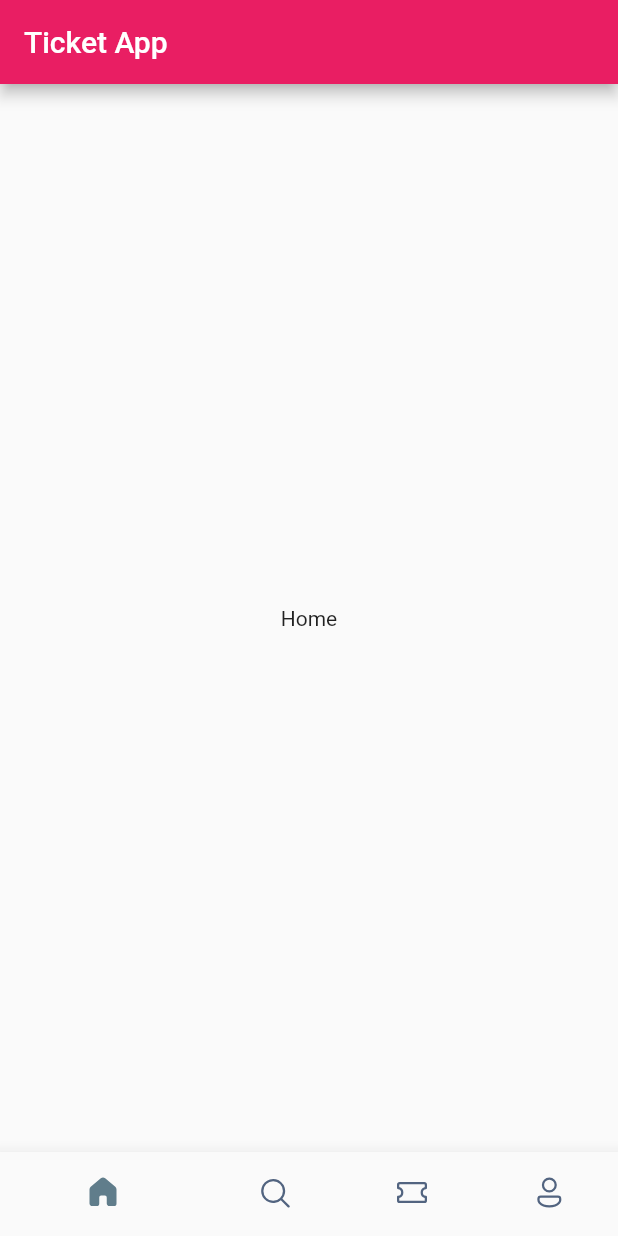
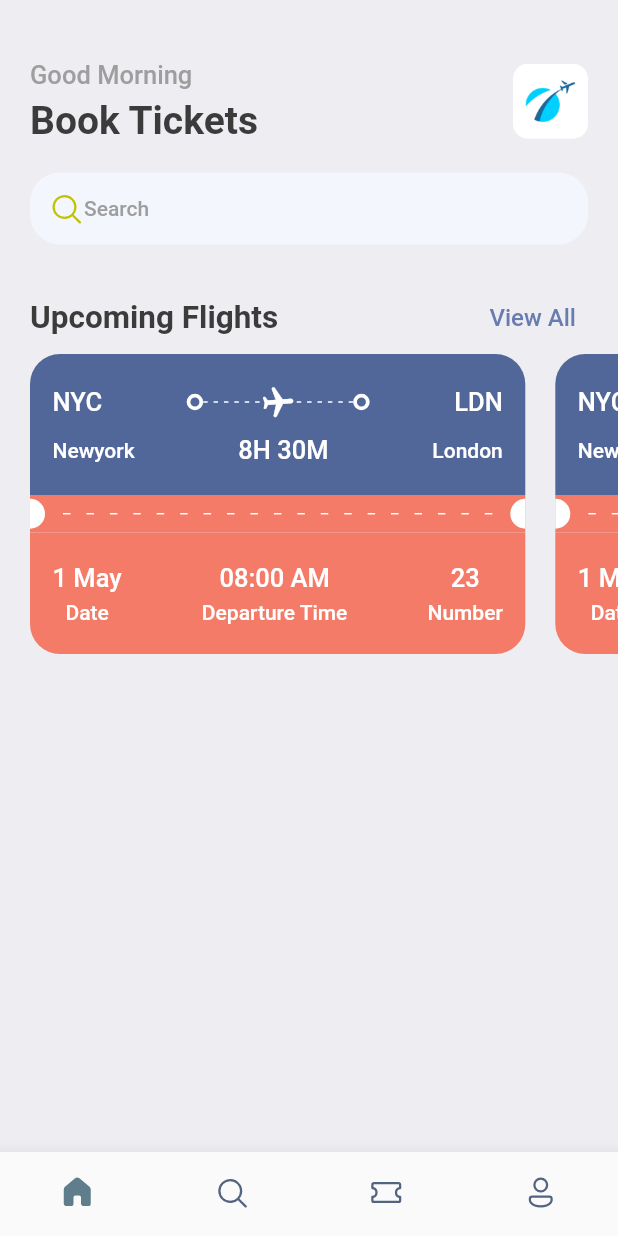
Before and after one commit to Fluttery-Dev/Ticket_App, a Flutter app: the screen it shows after launch, on a phone screen of 412 x 824 dp. Run offline on Flutter 3.47's test engine with Material 2 defaults, Android fonts, the phone set to English and light mode, and no system bars; our stand-ins replace fluentui_icons, gap.

Commit message:
Created ticket widget

```diff
--- a/lib/Screens/bottom_bar.dart
+++ b/lib/Screens/bottom_bar.dart
@@ -1,5 +1,6 @@
 import 'package:fluentui_icons/fluentui_icons.dart';
 import 'package:flutter/material.dart';
+import 'package:ticket_booking/Screens/home_screen.dart';
 
 class BottomBar extends StatefulWidget {
   const BottomBar({super.key});
@@ -26,10 +27,10 @@ class _BottomBarState extends State<BottomBar> {
   @override
   Widget build(BuildContext context) {
     return Scaffold(
-      appBar: AppBar(
-        title: const Text("Ticket App"),
-      ),
-      body: Center(child: _widgetOptions[_selectedIndex]),
+      // appBar: AppBar(
+      //   title: const Text("Ticket App"),
+      // ),
+      body: const HomeScreen(),
       bottomNavigationBar: BottomNavigationBar(
         currentIndex: _selectedIndex,
         onTap: _onItemTapped,
@@ -38,6 +39,7 @@ class _BottomBarState extends State<BottomBar> {
         showSelectedLabels: false,
         selectedItemColor: Colors.blueGrey,
         unselectedItemColor: const Color(0xFF526480),
+        type: BottomNavigationBarType.fixed,
         items: const [
           BottomNavigationBarItem(
             icon: Icon(FluentSystemIcons.ic_fluent_home_regular),
--- /dev/null
+++ b/lib/Screens/home_screen.dart
@@ -0,0 +1,99 @@
+import 'package:fluentui_icons/fluentui_icons.dart';
+import 'package:flutter/material.dart';
+import 'package:ticket_booking/util/app_styles.dart';
+import 'package:gap/gap.dart';
+import 'package:ticket_booking/widgets/ticket_view.dart';
+
+class HomeScreen extends StatelessWidget {
+  const HomeScreen({super.key});
+
+  @override
+  Widget build(BuildContext context) {
+    return Scaffold(
+      backgroundColor: Styles.bgColor,
+      body: ListView(
+        children: [
+          Container(
+            padding: const EdgeInsets.symmetric(horizontal: 20),
+            child: Column(
+              children: [
+                const Gap(40),
+                Row(
+                  mainAxisAlignment: MainAxisAlignment.spaceBetween,
+                  children: [
+                    Column(
+                      crossAxisAlignment: CrossAxisAlignment.start,
+                      children: [
+                        Text(
+                          "Good Morning",
+                          style: Styles.headLineStyle3,
+                        ),
+                        const Gap(5),
+                        Text(
+                          "Book Tickets",
+                          style: Styles.headLineStyle1,
+                        ),
+                      ],
+                    ),
+                    Container(
+                      height: 50,
+                      width: 50,
+                      decoration: BoxDecoration(
+                          borderRadius: BorderRadius.circular(10),
+                          image: const DecorationImage(
+                              fit: BoxFit.cover,
+                              image: AssetImage("assets/images/img_1.png"))),
+                    )
+                  ],
+                ),
+                const Gap(20),
+                Container(
+                  padding: const EdgeInsets.all(12),
+                  decoration: BoxDecoration(
+                      borderRadius: BorderRadius.circular(20),
+                      color: const Color(0xFFF4F6FD)),
+                  child: Row(
+                    children: [
+                      const Icon(
+                        FluentSystemIcons.ic_fluent_search_regular,
+                        color: Color(0xFFBFC205),
+                      ),
+                      Text(
+                        "Search",
+                        style: Styles.headLineStyle4,
+                      ),
+                    ],
+                  ),
+                ),
+                const Gap(25),
+                Row(
+                  mainAxisAlignment: MainAxisAlignment.spaceBetween,
+                  children: [
+                    Text(
+                      "Upcoming Flights",
+                      style: Styles.headLineStyle2,
+                    ),
+                    TextButton(
+                      onPressed: null,
+                      child: Text(
+                        "View All",
+                        style: Styles.textStyle
+                            .copyWith(color: Styles.primaryColor),
+                      ),
+                    )
+                  ],
+                )
+              ],
+            ),
+          ),
+          SingleChildScrollView(
+            scrollDirection: Axis.horizontal,
+            child: Row(
+              children: const [TicketView(), TicketView()],
+            ),
+          )
+        ],
+      ),
+    );
+  }
+}
--- a/lib/main.dart
+++ b/lib/main.dart
@@ -1,5 +1,6 @@
 import 'package:flutter/material.dart';
 import 'package:ticket_booking/Screens/bottom_bar.dart';
+import 'package:ticket_booking/util/app_styles.dart';
 
 void main() {
   runApp(const MyApp());
@@ -11,9 +12,10 @@ class MyApp extends StatelessWidget {
   @override
   Widget build(BuildContext context) {
     return MaterialApp(
+      debugShowCheckedModeBanner: false,
       title: 'Flutter Demo',
       theme: ThemeData(
-        primarySwatch: Colors.pink,
+        primaryColor: primary,
       ),
       home: const BottomBar(),
     );
--- /dev/null
+++ b/lib/util/app_layout.dart
@@ -0,0 +1,5 @@
+import 'package:flutter/widgets.dart';
+
+class AppLayout {
+  static getSize(context) => MediaQuery.of(context).size;
+}
--- /dev/null
+++ b/lib/util/app_styles.dart
@@ -0,0 +1,21 @@
+import 'package:flutter/material.dart';
+
+Color primary = const Color(0xFF687daf);
+
+class Styles {
+  static Color primaryColor = primary;
+  static Color textColor = const Color(0xFF3b3b3b);
+  static Color bgColor = const Color(0xFFeeedf2);
+  static Color blueColor = const Color(0xFF526799);
+  static Color orangeColor = const Color(0xFFF37B67);
+  static TextStyle textStyle =
+      TextStyle(fontSize: 16, color: textColor, fontWeight: FontWeight.w500);
+  static TextStyle headLineStyle1 =
+      TextStyle(fontSize: 26, color: textColor, fontWeight: FontWeight.bold);
+  static TextStyle headLineStyle2 =
+      TextStyle(fontSize: 21, color: textColor, fontWeight: FontWeight.bold);
+  static TextStyle headLineStyle3 = TextStyle(
+      fontSize: 17, color: Colors.grey.shade500, fontWeight: FontWeight.w500);
+  static TextStyle headLineStyle4 = TextStyle(
+      fontSize: 14, color: Colors.grey.shade500, fontWeight: FontWeight.w500);
+}
--- /dev/null
+++ b/lib/widgets/plane_widget.dart
@@ -0,0 +1,64 @@
+import 'package:flutter/material.dart';
+import 'package:ticket_booking/util/app_layout.dart';
+
+class PlaneWidget extends StatelessWidget {
+  const PlaneWidget({super.key});
+
+  @override
+  Widget build(BuildContext context) {
+    final maxWidth = AppLayout.getSize(context).width - 50;
+    return Row(
+      mainAxisSize: MainAxisSize.max,
+      children: [
+        Container(
+          padding: const EdgeInsets.all(3),
+          decoration: BoxDecoration(
+            borderRadius: BorderRadius.circular(20),
+            border: Border.all(width: 2.5, color: Colors.white),
+          ),
+        ),
+        SizedBox(
+          width: 100, //TODO Have to make this Dynamic
+          child: Stack(
+            children: [
+              SizedBox(
+                height: 24,
+                child: Flex(
+                  direction: Axis.horizontal,
+                  mainAxisSize: MainAxisSize.max,
+                  mainAxisAlignment: MainAxisAlignment.spaceBetween,
+                  children: List.generate(
+                    15,
+                    (index) => const SizedBox(
+                      height: 1,
+                      width: 3,
+                      child: DecoratedBox(
+                        decoration: BoxDecoration(color: Colors.white),
+                      ),
+                    ),
+                  ),
+                ),
+              ),
+              Center(
+                child: Transform.rotate(
+                  angle: 1.5,
+                  child: const Icon(
+                    Icons.local_airport_rounded,
+                    color: Colors.white,
+                  ),
+                ),
+              ),
+            ],
+          ),
+        ),
+        Container(
+          padding: const EdgeInsets.all(3),
+          decoration: BoxDecoration(
+            borderRadius: BorderRadius.circular(20),
+            border: Border.all(width: 2.5, color: Colors.white),
+          ),
+        )
+      ],
+    );
+  }
+}
--- /dev/null
+++ b/lib/widgets/ticket_view.dart
@@ -0,0 +1,198 @@
+import 'package:flutter/material.dart';
+import 'package:gap/gap.dart';
+import 'package:ticket_booking/util/app_layout.dart';
+import 'package:ticket_booking/util/app_styles.dart';
+import 'package:ticket_booking/widgets/plane_widget.dart';
+
+class TicketView extends StatelessWidget {
+  const TicketView({super.key});
+
+  @override
+  Widget build(BuildContext context) {
+    final size = AppLayout.getSize(context);
+    return SizedBox(
+      width: size.width * 0.85,
+      height: 200,
+      child: Column(
+        children: [
+          Container(
+            margin: const EdgeInsets.only(left: 20),
+            padding: const EdgeInsets.symmetric(vertical: 20, horizontal: 15),
+            decoration: const BoxDecoration(
+              color: Color(0xFF526799),
+              borderRadius: BorderRadius.only(
+                topLeft: Radius.circular(20),
+                topRight: Radius.circular(20),
+              ),
+            ),
+            child: Column(
+              children: [
+                Flex(
+                  direction: Axis.horizontal,
+                  mainAxisAlignment: MainAxisAlignment.spaceBetween,
+                  children: [
+                    Text(
+                      "NYC",
+                      style:
+                          Styles.headLineStyle3.copyWith(color: Colors.white),
+                    ),
+                    const PlaneWidget(),
+                    Text(
+                      "LDN",
+                      style:
+                          Styles.headLineStyle3.copyWith(color: Colors.white),
+                    ),
+                  ],
+                ),
+                const Gap(10),
+                Row(
+                  mainAxisAlignment: MainAxisAlignment.spaceBetween,
+                  children: [
+                    Text(
+                      "Newyork",
+                      style:
+                          Styles.headLineStyle4.copyWith(color: Colors.white),
+                    ),
+                    Text(
+                      "8H 30M",
+                      style:
+                          Styles.headLineStyle3.copyWith(color: Colors.white),
+                    ),
+                    Text(
+                      "London",
+                      style:
+                          Styles.headLineStyle4.copyWith(color: Colors.white),
+                    ),
+                  ],
+                )
+              ],
+            ),
+          ),
+          Container(
+            margin: const EdgeInsets.only(left: 20),
+            color: const Color(0xFFF37B67),
+            child: Row(
+              mainAxisAlignment: MainAxisAlignment.spaceBetween,
+              children: [
+                const SizedBox(
+                  height: 20,
+                  width: 10,
+                  child: DecoratedBox(
+                    decoration: BoxDecoration(
+                      color: Colors.white,
+                      borderRadius: BorderRadius.only(
+                        topRight: Radius.circular(10),
+                        bottomRight: Radius.circular(10),
+                      ),
+                    ),
+                  ),
+                ),
+                Expanded(
+                  child: Padding(
+                    padding: const EdgeInsets.all(12),
+                    child: LayoutBuilder(
+                      builder: (ctx, constraint) {
+                        return Flex(
+                          mainAxisAlignment: MainAxisAlignment.spaceBetween,
+                          mainAxisSize: MainAxisSize.max,
+                          direction: Axis.horizontal,
+                          children: List.generate(
+                            (constraint.constrainWidth() / 15).floor(),
+                            (index) => const SizedBox(
+                              height: 1,
+                              width: 5,
+                              child: DecoratedBox(
+                                  decoration:
+                                      BoxDecoration(color: Colors.white)),
+                            ),
+                          ),
+                        );
+                      },
+                    ),
+                  ),
+                ),
+                const SizedBox(
+                  height: 20,
+                  width: 10,
+                  child: DecoratedBox(
+                    decoration: BoxDecoration(
+                      color: Colors.white,
+                      borderRadius: BorderRadius.only(
+                        topLeft: Radius.circular(10),
+                        bottomLeft: Radius.circular(10),
+                      ),
+                    ),
+                  ),
+                )
+              ],
+            ),
+          ),
+          Container(
+            margin: const EdgeInsets.only(left: 20),
+            padding: const EdgeInsets.symmetric(vertical: 20, horizontal: 15),
+            decoration: BoxDecoration(
+              color: Styles.orangeColor,
+              borderRadius: const BorderRadius.only(
+                bottomLeft: Radius.circular(20),
+                bottomRight: Radius.circular(20),
+              ),
+            ),
+            child: Row(
+              mainAxisAlignment: MainAxisAlignment.spaceBetween,
+              children: [
+                Column(
+                  mainAxisAlignment: MainAxisAlignment.spaceBetween,
+                  children: [
+                    Text(
+                      "1 May",
+                      style:
+                          Styles.headLineStyle3.copyWith(color: Colors.white),
+                    ),
+                    const Gap(5),
+                    Text(
+                      "Date",
+                      style:
+                          Styles.headLineStyle4.copyWith(color: Colors.white),
+                    ),
+                  ],
+                ),
+                Column(
+                  mainAxisAlignment: MainAxisAlignment.spaceBetween,
+                  children: [
+                    Text(
+                      "08:00 AM",
+                      style:
+                          Styles.headLineStyle3.copyWith(color: Colors.white),
+                    ),
+                    const Gap(5),
+                    Text(
+                      "Departure Time",
+                      style:
+                          Styles.headLineStyle4.copyWith(color: Colors.white),
+                    ),
+                  ],
+                ),
+                Column(
+                  mainAxisAlignment: MainAxisAlignment.spaceBetween,
+                  children: [
+                    Text(
+                      "23",
+                      style:
+                          Styles.headLineStyle3.copyWith(color: Colors.white),
+                    ),
+                    const Gap(5),
+                    Text(
+                      "Number",
+                      style:
+                          Styles.headLineStyle4.copyWith(color: Colors.white),
+                    ),
+                  ],
+                ),
+              ],
+            ),
+          ),
+        ],
+      ),
+    );
+  }
+}
```
Also changed, not shown: pubspec.yaml (+7 -15 lines), assets/images/img.png (added), assets/images/img_1.png (added), assets/images/one.png (added), assets/images/sit.jpg (added), assets/images/three.png (added), assets/images/two.png (added), assets/images/visa.png (added), pubspec.lock.
